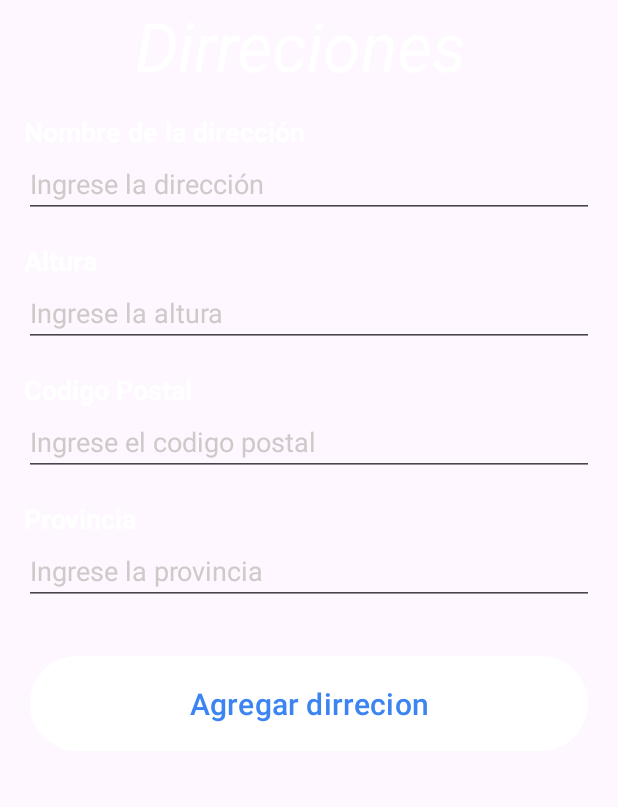
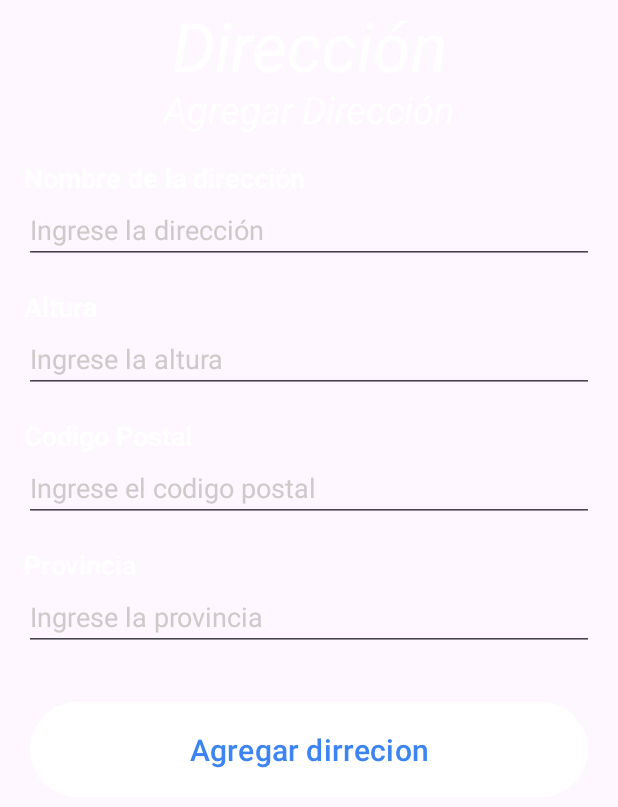
Before and after one commit to MatiaseRamirez/TP_APP_final, an Android app: the fragment AddresFragment shown on its own in the app's theme, after a tap on an icon or button, on a phone screen of 412 x 824 dp. Shown: the top 807 px of the screen. Run offline under Robolectric (Android 15) with nearby library versions, the phone set to English and light mode, and no system bars; our stand-ins replace Room's generated code.

Commit message:
Arreglos de diseño Dirección

```diff
--- a/app/src/main/res/layout/fragment_addres.xml
+++ b/app/src/main/res/layout/fragment_addres.xml
@@ -10,7 +10,7 @@
         android:id="@+id/tvTitle"
         android:layout_width="match_parent"
         android:layout_height="wrap_content"
-        android:text="Dirreciones "
+        android:text="Dirección"
         android:textSize="45dp"
         android:textAlignment="center"
         android:textStyle="italic"
--- a/app/src/main/res/layout/fragment_addres_add.xml
+++ b/app/src/main/res/layout/fragment_addres_add.xml
@@ -11,14 +11,14 @@
         android:id="@+id/direccion_header"
         android:layout_width="wrap_content"
         android:layout_height="wrap_content"
-        android:text=" "
-        android:textSize="32sp"
+        android:text="Agregar Dirección"
+        android:textSize="25sp"
         android:textColor="@color/white"
-        android:textStyle="bold"
+        android:textStyle="italic"
         app:layout_constraintTop_toTopOf="parent"
         app:layout_constraintStart_toStartOf="parent"
         app:layout_constraintEnd_toEndOf="parent"
-        android:layout_marginTop="16dp"/>
+        android:layout_marginTop="55dp"/>
 
 
     <TextView
```
Also changed, not shown: app/src/main/res/layout/fragment_addres_update.xml (+4 -4 lines).
